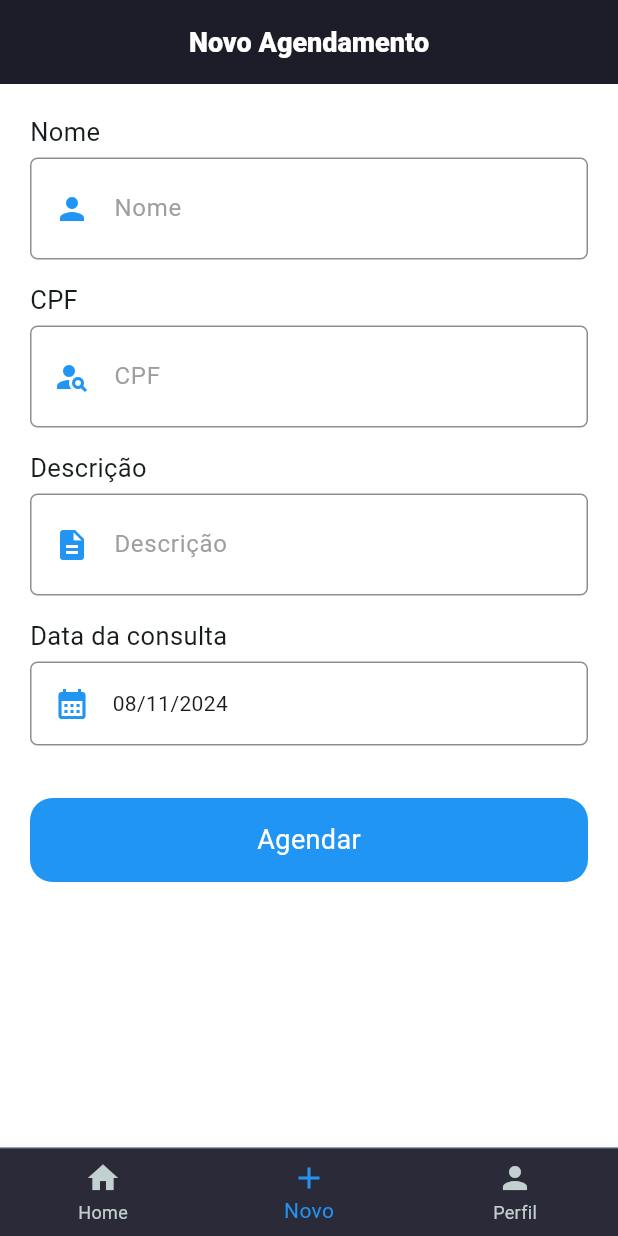
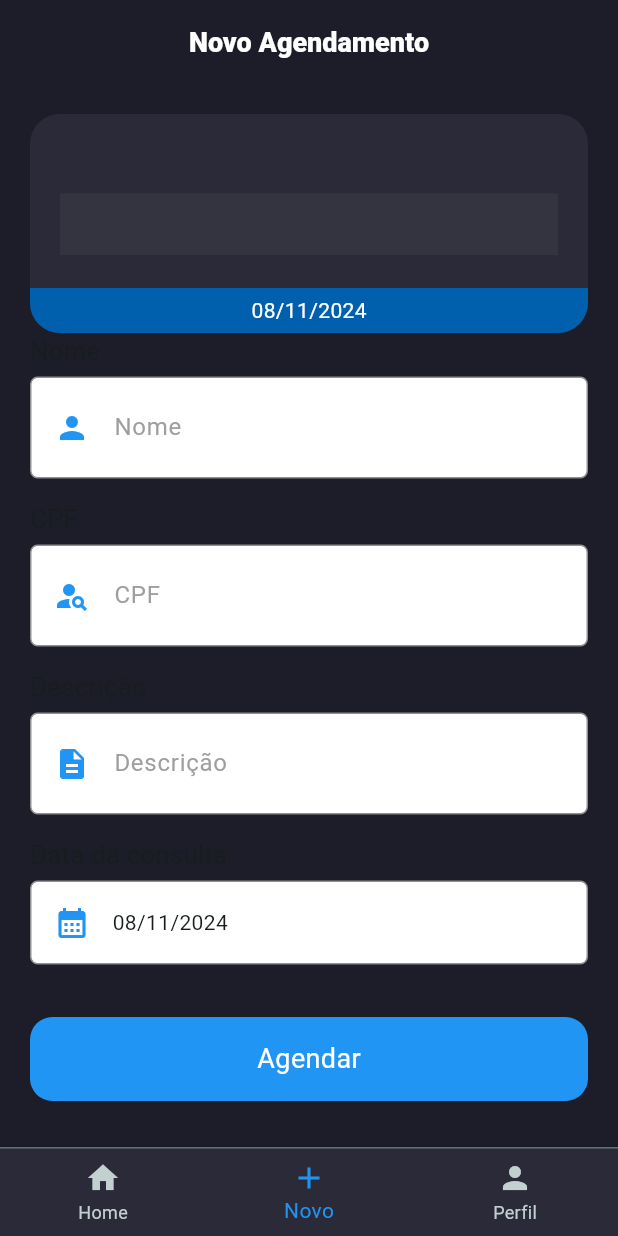
Before and after one commit to kaikdorvalo/agendify-flutter, a Flutter app: the screen it shows after launch, item 2 of the bottom bar chosen, on a phone screen of 412 x 824 dp. Run offline on Flutter 3.47's test engine with Material 3 defaults, Android fonts, the phone set to English and light mode, and no system bars; our stand-ins replace mask_text_input_formatter; network calls fail.

Commit message:
feat: add list item example

```diff
--- /dev/null
+++ b/lib/core/service/utils/formatters/date_formatter.dart
@@ -0,0 +1,8 @@
+import 'package:flutter/foundation.dart';
+import 'package:intl/intl.dart';
+
+class DateFormatter {
+  String formatDate(DateTime date) {
+    return DateFormat('dd/MM/yyyy').format(date);
+  }
+}
--- a/lib/features/scheduling/domain/scheduling_entity.dart
+++ b/lib/features/scheduling/domain/scheduling_entity.dart
@@ -1,11 +1,12 @@
 import 'package:agendify/features/scheduling/domain/person_entity.dart';
 
 class SchedulingEntity {
+  String? id;
   PersonEntity person;
   String description;
   DateTime date;
 
-  SchedulingEntity(this.person, this.description, this.date);
+  SchedulingEntity(this.person, this.description, this.date, {this.id});
 
   Map<String, dynamic> toJson() {
     return {
@@ -22,6 +23,7 @@ class SchedulingEntity {
       person,
       json['description'],
       DateTime.parse(json['date']),
+      id: json['id'],
     );
     return scheduling;
   }
--- a/lib/features/scheduling/presentation/components/list_item_component.dart
+++ b/lib/features/scheduling/presentation/components/list_item_component.dart
@@ -16,6 +16,13 @@ class _ListItemState extends State<ListItem> {
     return DateFormat('dd/MM/yyyy').format(date);
   }
 
+  bool showButtons() {
+    if (widget.scheduling.id != null) {
+      return true;
+    }
+    return false;
+  }
+
   @override
   Widget build(BuildContext context) {
     return Container(
@@ -26,7 +33,7 @@ class _ListItemState extends State<ListItem> {
         crossAxisAlignment: CrossAxisAlignment.start,
         children: <Widget>[
           Container(
-            padding: EdgeInsets.only(
+            padding: const EdgeInsets.only(
                 top: 20.0, left: 20.0, right: 20.0, bottom: 10.0),
             child: Column(
               crossAxisAlignment: CrossAxisAlignment.start,
@@ -34,7 +41,8 @@ class _ListItemState extends State<ListItem> {
                 Row(
                   mainAxisAlignment: MainAxisAlignment.spaceBetween,
                   children: [
-                    Text(
+                    Expanded(
+                      child: Text(
                         widget.scheduling.person.nome,
                         style: const TextStyle(
                           color: Colors.white,
@@ -42,13 +50,19 @@ class _ListItemState extends State<ListItem> {
                           fontSize: 15.0,
                         ),
                       ),
-                    Row(
+                    ),
+                    const SizedBox(
+                      width: 20.0,
+                    ),
+                    Visibility(
+                      visible: showButtons(),
+                      child: Row(
                         children: [
                           Container(
-                          padding: EdgeInsets.all(4.0),
+                            padding: const EdgeInsets.all(4.0),
                             decoration: BoxDecoration(
                               borderRadius: BorderRadius.circular(5.0),
-                            color: Color(0xFFF63536),
+                              color: const Color(0xFFF63536),
                             ),
                             child: Row(
                               children: [
@@ -62,14 +76,14 @@ class _ListItemState extends State<ListItem> {
                               ],
                             ),
                           ),
-                        SizedBox(
+                          const SizedBox(
                             width: 15.0,
                           ),
                           Container(
-                          padding: EdgeInsets.all(4.0),
+                            padding: const EdgeInsets.all(4.0),
                             decoration: BoxDecoration(
                               borderRadius: BorderRadius.circular(5.0),
-                            color: Color(0xFF2194F2),
+                              color: const Color(0xFF2194F2),
                             ),
                             child: Row(
                               children: [
@@ -84,6 +98,7 @@ class _ListItemState extends State<ListItem> {
                             ),
                           ),
                         ],
+                      ),
                     )
                   ],
                 ),
@@ -94,7 +109,7 @@ class _ListItemState extends State<ListItem> {
                   children: [
                     Expanded(
                       child: Container(
-                        padding: const EdgeInsets.all(5.0),
+                        padding: const EdgeInsets.all(10.0),
                         color: const Color(0xFF343340),
                         child: Text(
                           widget.scheduling.description,
--- a/lib/features/scheduling/presentation/pages/home_screen.dart
+++ b/lib/features/scheduling/presentation/pages/home_screen.dart
@@ -27,7 +27,7 @@ class _HomeScreenState extends State<HomeScreen> {
     List<dynamic> list = await widget.service.loadAgendas();
     List<SchedulingEntity> filteredList = [];
 
-    SizedBox size = SizedBox(
+    SizedBox size = const SizedBox(
       height: 20.0,
     );
 
@@ -49,6 +49,7 @@ class _HomeScreenState extends State<HomeScreen> {
     filteredList.forEach((item) {
       widgets.add(ListItem(scheduling: item));
       widgets.add(size);
+      print(item.id);
     });
 
     setState(() {
--- a/lib/features/scheduling/presentation/pages/new_screen.dart
+++ b/lib/features/scheduling/presentation/pages/new_screen.dart
@@ -1,5 +1,7 @@
 import 'package:agendify/core/components/app_bar_component.dart';
+import 'package:agendify/core/service/utils/formatters/date_formatter.dart';
 import 'package:agendify/features/scheduling/presentation/components/date_input_component.dart';
+import 'package:agendify/features/scheduling/presentation/components/list_item_component.dart';
 import 'package:agendify/features/scheduling/presentation/components/submit_buttom_component.dart';
 import 'package:agendify/features/scheduling/presentation/components/text_input_component.dart';
 import 'package:agendify/features/scheduling/domain/person_entity.dart';
@@ -11,9 +13,11 @@ import 'package:mask_text_input_formatter/mask_text_input_formatter.dart';
 
 class NewScreen extends StatefulWidget {
   final Function(int) changePage;
+  SchedulingEntity? scheduling;
   SchedulingService service = SchedulingService('agenda', HttpMethods());
 
-  NewScreen({Key? key, required this.changePage}) : super(key: key);
+  NewScreen({Key? key, required this.changePage, this.scheduling})
+      : super(key: key);
 
   @override
   _NewScreenState createState() => _NewScreenState();
@@ -21,6 +25,8 @@ class NewScreen extends StatefulWidget {
 
 class _NewScreenState extends State<NewScreen> {
   final GlobalKey<FormState> _formKey = GlobalKey<FormState>();
+  DateFormatter dateFormatter = DateFormatter();
+
   String name = '';
   String cpf = '';
   String description = '';
@@ -29,24 +35,28 @@ class _NewScreenState extends State<NewScreen> {
   void changeDate(DateTime value) {
     setState(() {
       date = value;
+      widget.scheduling!.date = date;
     });
   }
 
   void changeName(String value) {
     setState(() {
       name = value;
+      widget.scheduling!.person.nome = name;
     });
   }
 
   void changeCpf(String value) {
     setState(() {
       cpf = value;
+      widget.scheduling!.person.cpf = cpf;
     });
   }
 
   void changeDescription(String value) {
     setState(() {
       description = value;
+      widget.scheduling!.description = description;
     });
   }
 
@@ -63,6 +73,25 @@ class _NewScreenState extends State<NewScreen> {
     SchedulingEntity newItem = createScheudling(name, cpf, description, date);
     var saved = await widget.service.saveScheduling(newItem);
     widget.changePage(0);
+    clearScheduling(widget.scheduling!);
+  }
+
+  void clearScheduling(SchedulingEntity scheduling) {
+    scheduling.person.nome = '';
+    scheduling.person.cpf = '';
+    scheduling.description = '';
+    scheduling.date = DateTime.now();
+  }
+
+  void initState() {
+    if (widget.scheduling == null) {
+      PersonEntity person = PersonEntity('', '');
+      widget.scheduling = SchedulingEntity(person, '', date);
+    }
+
+    if (widget.scheduling!.id == null) {
+      clearScheduling(widget.scheduling!);
+    }
   }
 
   MaskTextInputFormatter cpfMask = MaskTextInputFormatter(
@@ -76,11 +105,13 @@ class _NewScreenState extends State<NewScreen> {
       appBar: AppBarComponent(title: 'Novo Agendamento'),
       body: Container(
           decoration: const BoxDecoration(
-          color: Color.fromARGB(255, 255, 255, 255),
+            color: Color(0xFF1D1D29),
           ),
-        width: MediaQuery.of(context).size.width,
-        height: MediaQuery.of(context).size.height,
           padding: const EdgeInsets.all(20.0),
+          child: Column(
+            children: [
+              ListItem(scheduling: widget.scheduling!),
+              Expanded(
                 child: Form(
                   key: _formKey,
                   child: ListView(
@@ -128,8 +159,11 @@ class _NewScreenState extends State<NewScreen> {
                         click: buttonClick,
                       ),
                     ],
+                  ),
+                ),
+              )
+            ],
           )),
-      ),
     );
   }
 }
```
Lines whose indentation alone changed are shown as unchanged.
